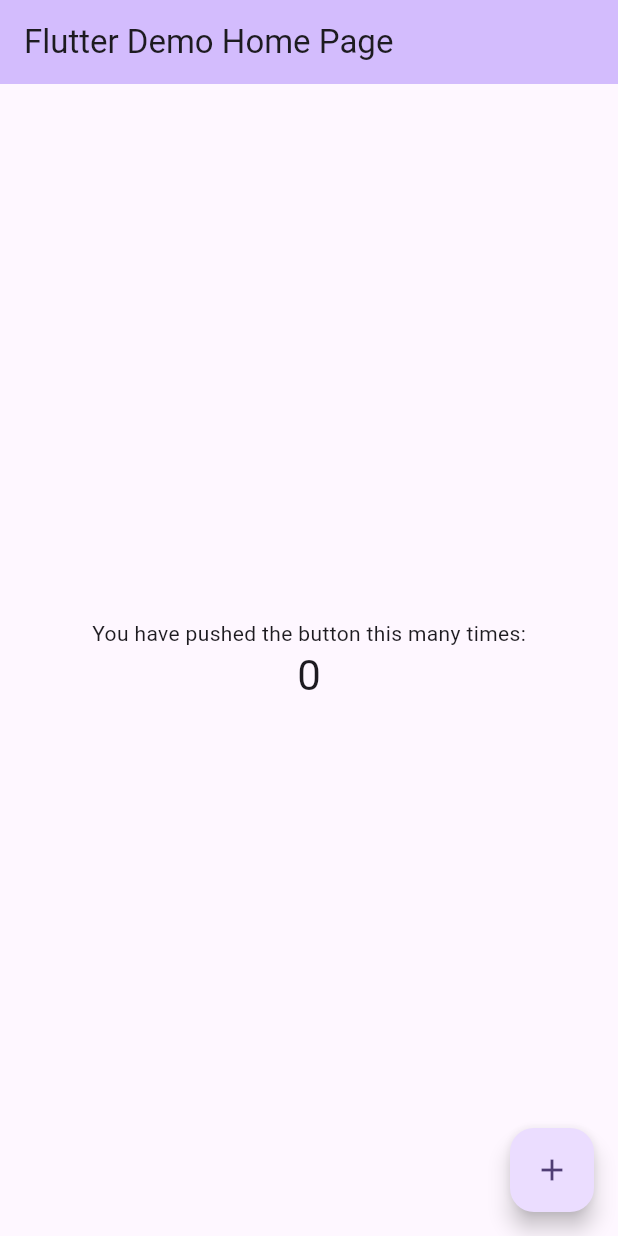
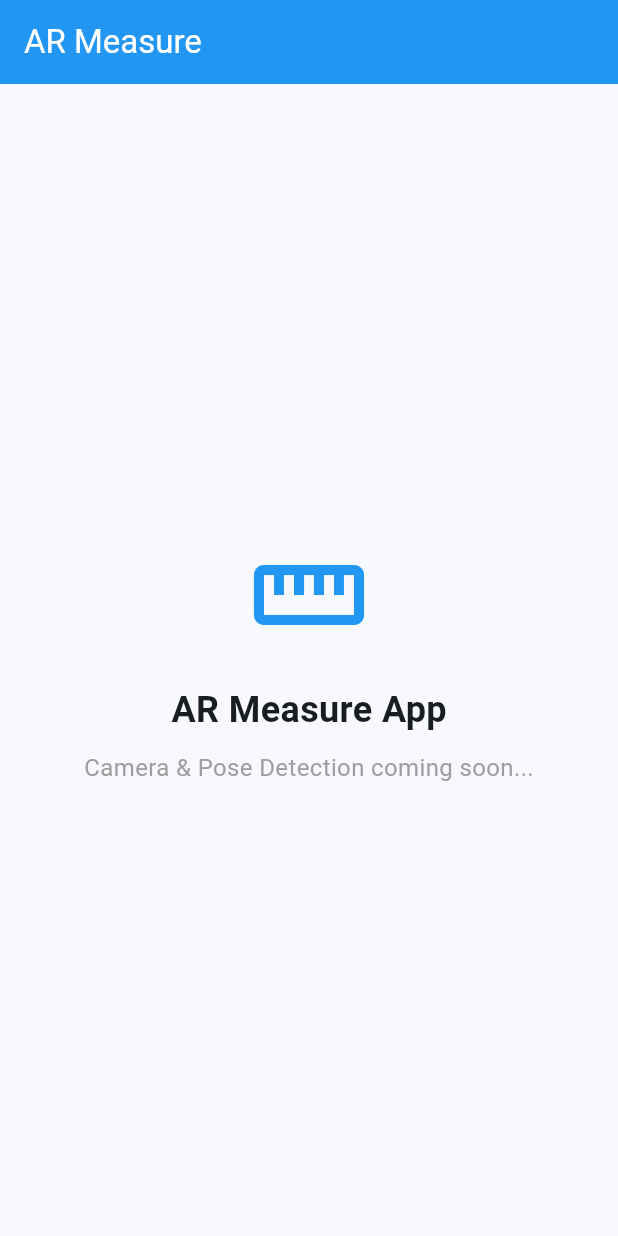
Before and after one commit to Mehtazcode/ar_measurement-app, a Flutter app: the screen it shows after launch, on a phone screen of 412 x 824 dp. Run offline on Flutter 3.47's test engine with Material 3 defaults, Android fonts, the light colour scheme and no system bars.

Commit message:
Switched to ML Kit pose detection setup

```diff
--- a/lib/main.dart
+++ b/lib/main.dart
@@ -7,116 +7,48 @@ void main() {
 class MyApp extends StatelessWidget {
   const MyApp({super.key});
 
-  // This widget is the root of your application.
   @override
   Widget build(BuildContext context) {
     return MaterialApp(
-      title: 'Flutter Demo',
+      title: 'AR Measure',
       theme: ThemeData(
-        // This is the theme of your application.
-        //
-        // TRY THIS: Try running your application with "flutter run". You'll see
-        // the application has a purple toolbar. Then, without quitting the app,
-        // try changing the seedColor in the colorScheme below to Colors.green
-        // and then invoke "hot reload" (save your changes or press the "hot
-        // reload" button in a Flutter-supported IDE, or press "r" if you used
-        // the command line to start the app).
-        //
-        // Notice that the counter didn't reset back to zero; the application
-        // state is not lost during the reload. To reset the state, use hot
-        // restart instead.
-        //
-        // This works for code too, not just values: Most code changes can be
-        // tested with just a hot reload.
-        colorScheme: .fromSeed(seedColor: Colors.deepPurple),
+        colorScheme: ColorScheme.fromSeed(seedColor: Colors.blue),
+        useMaterial3: true,
       ),
-      home: const MyHomePage(title: 'Flutter Demo Home Page'),
+      home: const HomePage(),
     );
   }
 }
 
-class MyHomePage extends StatefulWidget {
-  const MyHomePage({super.key, required this.title});
-
-  // This widget is the home page of your application. It is stateful, meaning
-  // that it has a State object (defined below) that contains fields that affect
-  // how it looks.
-
-  // This class is the configuration for the state. It holds the values (in this
-  // case the title) provided by the parent (in this case the App widget) and
-  // used by the build method of the State. Fields in a Widget subclass are
-  // always marked "final".
-
-  final String title;
-
-  @override
-  State<MyHomePage> createState() => _MyHomePageState();
-}
-
-class _MyHomePageState extends State<MyHomePage> {
-  int _counter = 0;
-
-  void _incrementCounter() {
-    setState(() {
-      // This call to setState tells the Flutter framework that something has
-      // changed in this State, which causes it to rerun the build method below
-      // so that the display can reflect the updated values. If we changed
-      // _counter without calling setState(), then the build method would not be
-      // called again, and so nothing would appear to happen.
-      _counter++;
-    });
-  }
+class HomePage extends StatelessWidget {
+  const HomePage({super.key});
 
   @override
   Widget build(BuildContext context) {
-    // This method is rerun every time setState is called, for instance as done
-    // by the _incrementCounter method above.
-    //
-    // The Flutter framework has been optimized to make rerunning build methods
-    // fast, so that you can just rebuild anything that needs updating rather
-    // than having to individually change instances of widgets.
     return Scaffold(
       appBar: AppBar(
-        // TRY THIS: Try changing the color here to a specific color (to
-        // Colors.amber, perhaps?) and trigger a hot reload to see the AppBar
-        // change color while the other colors stay the same.
-        backgroundColor: Theme.of(context).colorScheme.inversePrimary,
-        // Here we take the value from the MyHomePage object that was created by
-        // the App.build method, and use it to set our appbar title.
-        title: Text(widget.title),
+        title: const Text('AR Measure'),
+        backgroundColor: Colors.blue,
+        foregroundColor: Colors.white,
       ),
-      body: Center(
-        // Center is a layout widget. It takes a single child and positions it
-        // in the middle of the parent.
+      body: const Center(
         child: Column(
-          // Column is also a layout widget. It takes a list of children and
-          // arranges them vertically. By default, it sizes itself to fit its
-          // children horizontally, and tries to be as tall as its parent.
-          //
-          // Column has various properties to control how it sizes itself and
-          // how it positions its children. Here we use mainAxisAlignment to
-          // center the children vertically; the main axis here is the vertical
-          // axis because Columns are vertical (the cross axis would be
-          // horizontal).
-          //
-          // TRY THIS: Invoke "debug painting" (choose the "Toggle Debug Paint"
-          // action in the IDE, or press "p" in the console), to see the
-          // wireframe for each widget.
-          mainAxisAlignment: .center,
+          mainAxisAlignment: MainAxisAlignment.center,
           children: [
-            const Text('You have pushed the button this many times:'),
+            Icon(Icons.straighten, size: 80, color: Colors.blue),
+            SizedBox(height: 20),
             Text(
-              '$_counter',
-              style: Theme.of(context).textTheme.headlineMedium,
+              'AR Measure App',
+              style: TextStyle(fontSize: 24, fontWeight: FontWeight.bold),
+            ),
+            SizedBox(height: 10),
+            Text(
+              'Camera & Pose Detection coming soon...',
+              style: TextStyle(fontSize: 16, color: Colors.grey),
             ),
           ],
         ),
       ),
-      floatingActionButton: FloatingActionButton(
-        onPressed: _incrementCounter,
-        tooltip: 'Increment',
-        child: const Icon(Icons.add),
-      ),
     );
   }
 }
--- a/pubspec.yaml
+++ b/pubspec.yaml
@@ -34,6 +34,9 @@ dependencies:
   # The following adds the Cupertino Icons font to your application.
   # Use with the CupertinoIcons class for iOS style icons.
   cupertino_icons: ^1.0.8
+  vector_math: ^2.1.4
+  google_mlkit_pose_detection: ^0.12.0
+  camera: ^0.11.0+2
 
 dev_dependencies:
   flutter_test:
```
Also changed, not shown: 3 other files.
